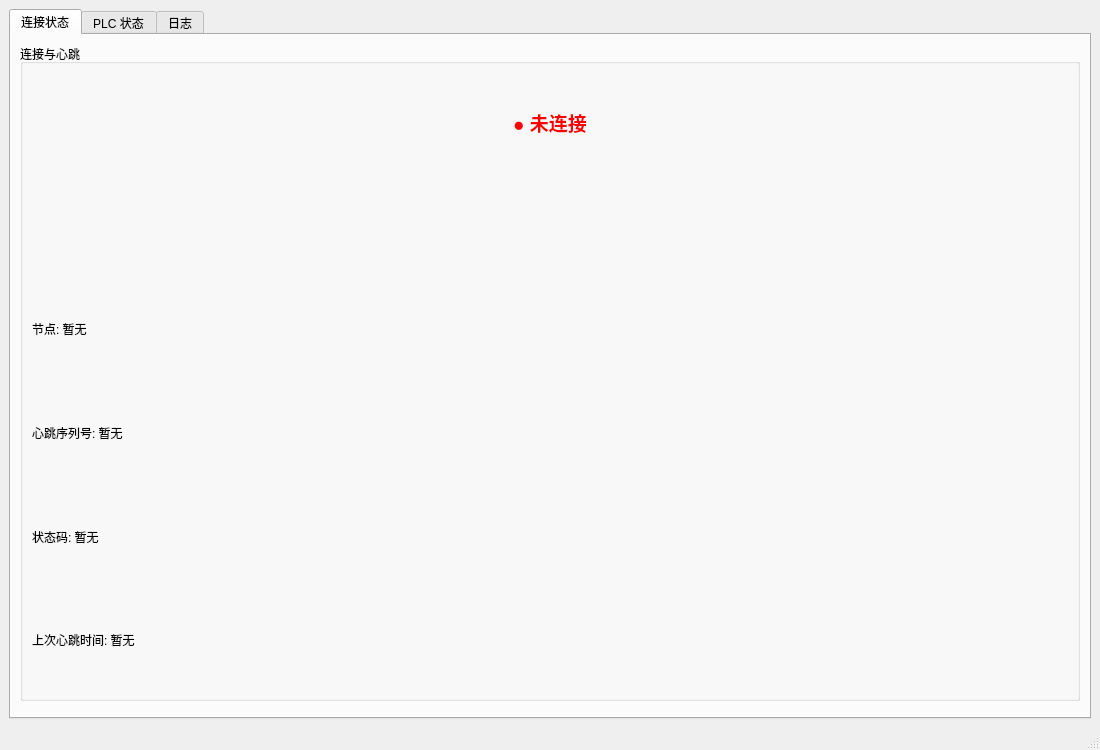
This is ui/main_window.ui in yuehan1228/km-QT as Qt 5 draws it before an edit. The edited form follows.
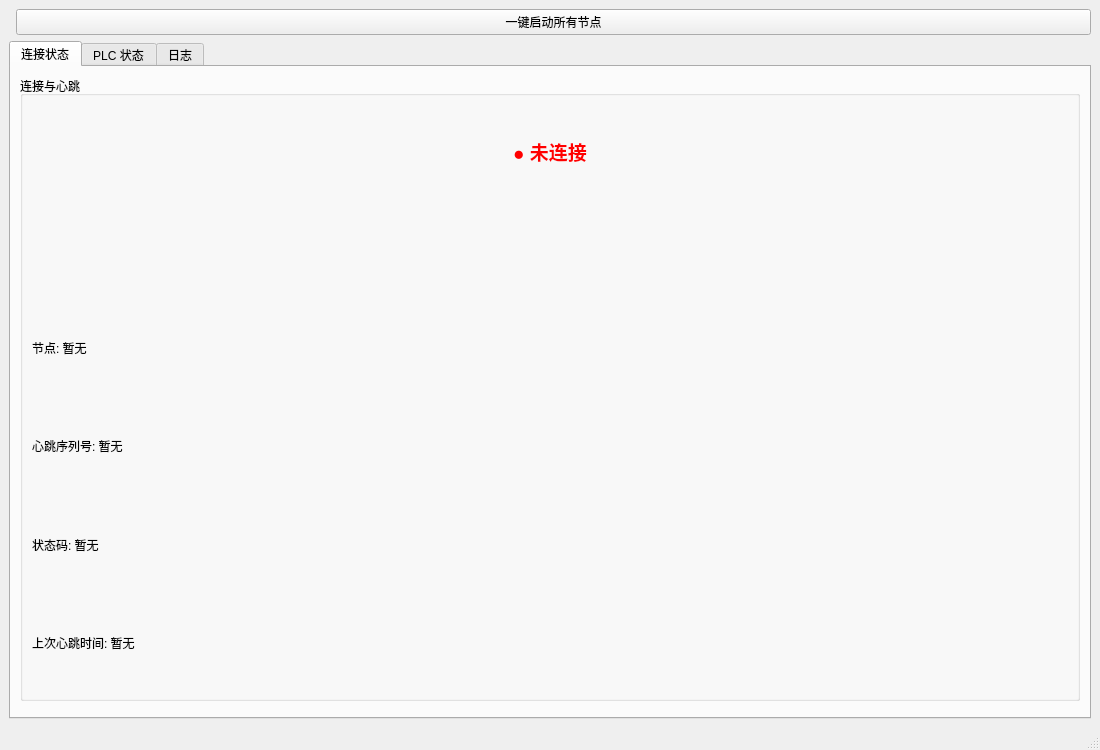
This is the edited form.

Commit message: 0821: 1.新增一键启动所有节点功能

The edit to the form file:
```diff
--- a/ui/main_window.ui
+++ b/ui/main_window.ui
@@ -14,6 +14,19 @@
 
   <widget class="QWidget" name="centralWidget">
    <layout class="QVBoxLayout" name="mainLayout">
+    <item>
+     <layout class="QHBoxLayout" name="controlLayout">
+      <item>
+       <spacer name="controlSpacer"><property name="orientation"><enum>Qt::Horizontal</enum></property></spacer>
+      </item>
+      <item>
+       <widget class="QPushButton" name="btnStartAllNodes">
+        <property name="text"><string>一键启动所有节点</string></property>
+        <property name="toolTip"><string>打开终端并启动 km-shiploader 的 bringup 节点</string></property>
+       </widget>
+      </item>
+     </layout>
+    </item>
     <item>
      <widget class="QTabWidget" name="tabWidget">
       <property name="currentIndex"><number>0</number></property>
```
The commit also changes 3 other files.
